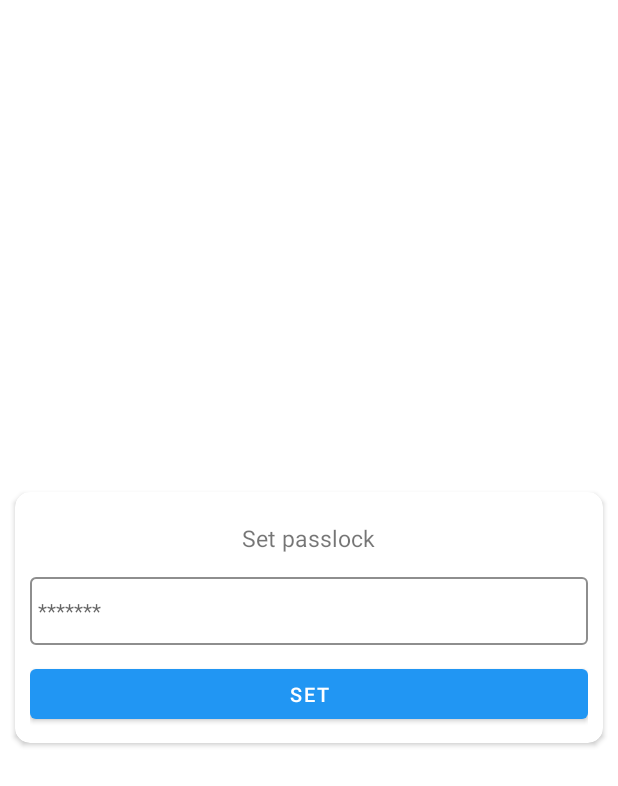
After one commit to aNhdUy13/SimpleTODO, an Android app: the layout dialog_set_verify_passlock.xml on its own in the app's theme, with its tools: preview values and no code run, on a phone screen of 412 x 824 dp. The commit adds this screen. Shown: the top 786 px of the screen. Run offline under Robolectric (Android 15) with nearby library versions, the light colour scheme and no system bars.

Commit message:
set passlock func

```diff
--- /dev/null
+++ b/app/src/main/res/drawable/shape_add.xml
@@ -0,0 +1,10 @@
+<?xml version="1.0" encoding="utf-8"?>
+<shape
+    xmlns:android="http://schemas.android.com/apk/res/android"
+    android:shape="rectangle">
+
+    <corners android:radius="3dp"/>
+
+    <stroke android:width="1dp"  android:color="#8E8E8E"/>
+
+</shape>
--- /dev/null
+++ b/app/src/main/res/layout/dialog_set_verify_passlock.xml
@@ -0,0 +1,73 @@
+<?xml version="1.0" encoding="utf-8"?>
+<RelativeLayout xmlns:android="http://schemas.android.com/apk/res/android"
+    android:layout_width="match_parent"
+    android:layout_height="match_parent"
+    xmlns:app="http://schemas.android.com/apk/res-auto"
+    android:gravity="center">
+    <androidx.cardview.widget.CardView
+        android:id="@+id/cv_first"
+        android:layout_width="match_parent"
+        android:layout_height="wrap_content"
+        app:cardCornerRadius="10dp"
+        android:layout_marginLeft="10dp"
+        android:layout_marginRight="10dp"
+        android:backgroundTint="@color/white">
+        <LinearLayout
+            android:layout_width="match_parent"
+            android:layout_height="match_parent"
+            android:padding="10dp"
+            android:gravity="center"
+
+            android:orientation="vertical">
+            <TextView
+                android:id="@+id/txt_titlePasslock"
+                android:layout_width="wrap_content"
+                android:layout_height="wrap_content"
+                android:text="Set passlock"
+                android:layout_marginTop="10dp"
+                android:layout_marginBottom="15dp"
+                android:textSize="15dp"/>
+
+            <EditText
+                android:id="@+id/edt_pass"
+                android:layout_width="match_parent"
+                android:layout_height="45dp"
+                android:gravity="center|left"
+                android:hint="*******"
+                android:padding="5dp"
+                android:textSize="14dp"
+                android:inputType="number|numberPassword"
+                android:maxLength="6"
+                android:background="@drawable/shape_add"/>
+
+
+
+            <LinearLayout
+                android:layout_width="match_parent"
+                android:layout_height="wrap_content"
+                android:gravity="center"
+                android:layout_marginTop="10dp"
+                android:orientation="horizontal">
+                <Button
+                    android:id="@+id/btn_setPassLock"
+                    android:layout_width="match_parent"
+                    android:layout_height="45dp"
+                    android:textSize="13dp"
+                    android:layout_weight="1"
+                    android:text="Set"/>
+                <Button
+                    android:id="@+id/btn_close"
+                    android:visibility="gone"
+                    android:layout_width="match_parent"
+                    android:layout_height="45dp"
+                    android:layout_weight="1"
+                    android:textSize="13dp"
+                    android:layout_marginLeft="5dp"
+                    android:backgroundTint="#009688"
+                    android:text="Đóng"/>
+            </LinearLayout>
+
+        </LinearLayout>
+    </androidx.cardview.widget.CardView>
+
+</RelativeLayout>
```
Also changed, not shown: app/src/main/java/com/nda/simpletodo/MainActivity.kt (+39 -1 lines), app/src/main/java/com/nda/simpletodo/UtilitiesManager.kt (deleted, +0 -36 lines), app/src/main/java/com/nda/simpletodo/UtilsManager.kt (+32 -0 lines), app/src/main/java/com/nda/simpletodo/ui/setting/SettingsFragment.kt (+74 -5 lines), app/src/main/res/layout/dialog_passlock.xml (added, +63 -0 lines).
